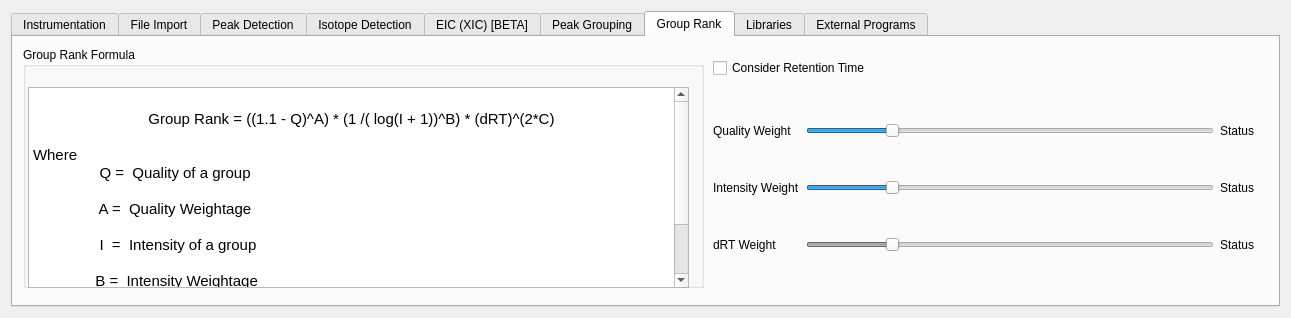
First picture: the form in mzroll/forms/settingsform.ui, repository ElucidataInc/ElMaven, before the edit.
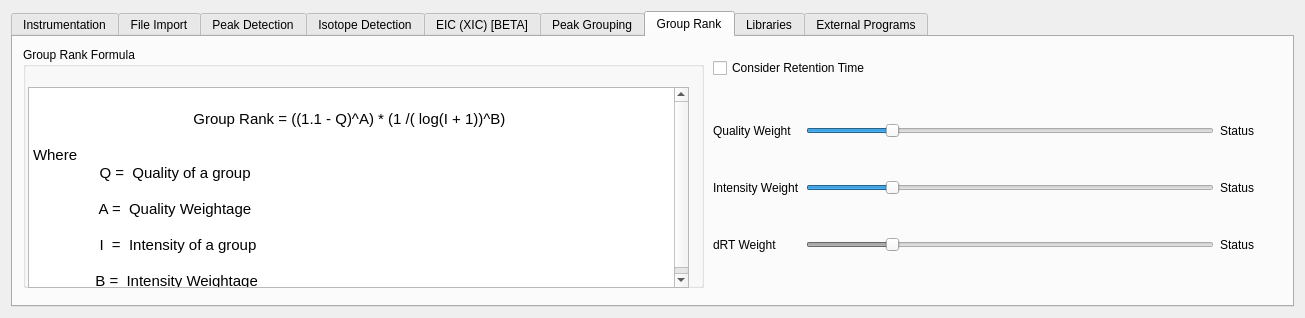
Second picture: the form after the edit. The open tabs and pages were chosen to show the change. Icons and pictures are not drawn.

Commit message:
UI: Show Group Rank formula with and without deltaRt #217
Checking/unchecking the Consider Retention time box in the Group Rank tab will show the appropriate formula

Issue: #217

```diff
--- a/mzroll/forms/settingsform.ui
+++ b/mzroll/forms/settingsform.ui
@@ -6,7 +6,7 @@
    <rect>
     <x>0</x>
     <y>0</y>
-    <width>1291</width>
+    <width>1305</width>
     <height>318</height>
    </rect>
   </property>
@@ -940,7 +940,10 @@
        <property name="title">
         <string>Group Rank Formula</string>
        </property>
-       <widget class="QTextBrowser" name="textBrowser_2">
+       <widget class="QTextBrowser" name="formulaWithRt">
+        <property name="enabled">
+         <bool>true</bool>
+        </property>
         <property name="geometry">
          <rect>
           <x>5</x>
@@ -971,6 +974,33 @@
 &lt;p style=&quot; margin-top:0px; margin-bottom:0px; margin-left:0px; margin-right:0px; -qt-block-indent:0; text-indent:0px;&quot;&gt;               C =  dRT Weightage&lt;/p&gt;&lt;/body&gt;&lt;/html&gt;</string>
         </property>
        </widget>
+       <widget class="QTextBrowser" name="formulaWithoutRt">
+        <property name="geometry">
+         <rect>
+          <x>5</x>
+          <y>40</y>
+          <width>661</width>
+          <height>201</height>
+         </rect>
+        </property>
+        <property name="html">
+         <string>&lt;!DOCTYPE HTML PUBLIC &quot;-//W3C//DTD HTML 4.0//EN&quot; &quot;http://www.w3.org/TR/REC-html40/strict.dtd&quot;&gt;
+&lt;html&gt;&lt;head&gt;&lt;meta name=&quot;qrichtext&quot; content=&quot;1&quot; /&gt;&lt;style type=&quot;text/css&quot;&gt;
+p, li { white-space: pre-wrap; }
+&lt;/style&gt;&lt;/head&gt;&lt;body style=&quot; font-family:'Ubuntu'; font-size:11pt; font-weight:400; font-style:normal;&quot;&gt;
+&lt;p style=&quot;-qt-paragraph-type:empty; margin-top:0px; margin-bottom:0px; margin-left:0px; margin-right:0px; -qt-block-indent:0; text-indent:0px;&quot;&gt;&lt;br /&gt;&lt;/p&gt;
+&lt;p align=&quot;center&quot; style=&quot; margin-top:0px; margin-bottom:0px; margin-left:0px; margin-right:0px; -qt-block-indent:0; text-indent:0px;&quot;&gt;Group Rank = ((1.1 - Q)^A) * (1 /( log(I + 1))^B) &lt;/p&gt;
+&lt;p align=&quot;center&quot; style=&quot;-qt-paragraph-type:empty; margin-top:0px; margin-bottom:0px; margin-left:0px; margin-right:0px; -qt-block-indent:0; text-indent:0px;&quot;&gt;&lt;br /&gt;&lt;/p&gt;
+&lt;p style=&quot; margin-top:0px; margin-bottom:0px; margin-left:0px; margin-right:0px; -qt-block-indent:0; text-indent:0px;&quot;&gt;Where   &lt;/p&gt;
+&lt;p style=&quot; margin-top:0px; margin-bottom:0px; margin-left:0px; margin-right:0px; -qt-block-indent:0; text-indent:0px;&quot;&gt;                Q =  Quality of a group &lt;/p&gt;
+&lt;p style=&quot;-qt-paragraph-type:empty; margin-top:0px; margin-bottom:0px; margin-left:0px; margin-right:0px; -qt-block-indent:0; text-indent:0px;&quot;&gt;&lt;br /&gt;&lt;/p&gt;
+&lt;p style=&quot; margin-top:0px; margin-bottom:0px; margin-left:0px; margin-right:0px; -qt-block-indent:0; text-indent:0px;&quot;&gt;                A =  Quality Weightage&lt;/p&gt;
+&lt;p style=&quot;-qt-paragraph-type:empty; margin-top:0px; margin-bottom:0px; margin-left:0px; margin-right:0px; -qt-block-indent:0; text-indent:0px;&quot;&gt;&lt;br /&gt;&lt;/p&gt;
+&lt;p style=&quot; margin-top:0px; margin-bottom:0px; margin-left:0px; margin-right:0px; -qt-block-indent:0; text-indent:0px;&quot;&gt;                I  =  Intensity of a group   &lt;/p&gt;
+&lt;p style=&quot;-qt-paragraph-type:empty; margin-top:0px; margin-bottom:0px; margin-left:0px; margin-right:0px; -qt-block-indent:0; text-indent:0px;&quot;&gt;&lt;br /&gt;&lt;/p&gt;
+&lt;p style=&quot; margin-top:0px; margin-bottom:0px; margin-left:0px; margin-right:0px; -qt-block-indent:0; text-indent:0px;&quot;&gt;               B =  Intensity Weightage&lt;/p&gt;&lt;/body&gt;&lt;/html&gt;</string>
+        </property>
+       </widget>
       </widget>
       <widget class="QWidget" name="gridLayoutWidget">
        <property name="geometry">
```
Left out of the diff: 4 changed lines with no effect on the pictures. The commit also changes 1 other file.
